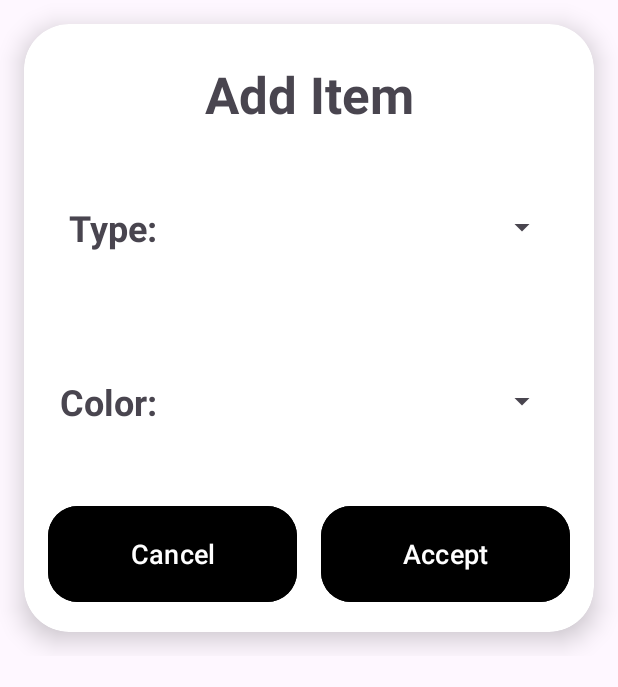
After one commit to GH-Henry/MyApplication, an Android app: the layout popup_closet_add_item.xml on its own in the app's theme, with its tools: preview values and no code run, on a phone screen of 412 x 824 dp. The commit adds this screen. Shown: the top 687 px of the screen. Run offline under Robolectric (Android 15) with nearby library versions, the phone set to English and light mode, and no system bars.

Commit message:
Added popup to ClosetActivity for adding new item

```diff
--- /dev/null
+++ b/app/src/main/res/layout/popup_closet_add_item.xml
@@ -0,0 +1,123 @@
+<?xml version="1.0" encoding="utf-8"?>
+<androidx.constraintlayout.widget.ConstraintLayout xmlns:android="http://schemas.android.com/apk/res/android"
+    xmlns:app="http://schemas.android.com/apk/res-auto"
+    xmlns:tools="http://schemas.android.com/tools"
+    android:layout_width="match_parent"
+    android:layout_height="wrap_content">
+
+    <androidx.cardview.widget.CardView
+        android:layout_width="match_parent"
+        android:layout_height="wrap_content"
+        android:layout_marginStart="16dp"
+        android:layout_marginTop="16dp"
+        android:layout_marginEnd="16dp"
+        android:layout_marginBottom="16dp"
+        app:cardCornerRadius="30dp"
+        app:cardElevation="10dp"
+        app:layout_constraintBottom_toBottomOf="parent"
+        app:layout_constraintEnd_toEndOf="parent"
+        app:layout_constraintStart_toStartOf="parent"
+        app:layout_constraintTop_toTopOf="parent">
+
+        <androidx.constraintlayout.widget.ConstraintLayout
+            android:layout_width="match_parent"
+            android:layout_height="match_parent">
+
+            <TextView
+                android:id="@+id/name_label"
+                android:layout_width="wrap_content"
+                android:layout_height="wrap_content"
+                android:layout_marginTop="24dp"
+                android:text="Add Item"
+                android:textSize="34sp"
+                android:textStyle="bold"
+                app:layout_constraintEnd_toEndOf="parent"
+                app:layout_constraintStart_toStartOf="parent"
+                app:layout_constraintTop_toTopOf="parent" />
+
+            <TextView
+                android:id="@+id/type_label"
+                android:layout_width="wrap_content"
+                android:layout_height="wrap_content"
+                android:text="Type:"
+                android:textSize="24sp"
+                android:textStyle="bold"
+                app:layout_constraintBottom_toBottomOf="@+id/type_spinner"
+                app:layout_constraintEnd_toEndOf="@+id/color_label"
+                app:layout_constraintTop_toTopOf="@+id/type_spinner" />
+
+            <Spinner
+                android:id="@+id/type_spinner"
+                android:layout_width="0dp"
+                android:layout_height="100dp"
+                android:layout_marginStart="8dp"
+                android:layout_marginTop="16dp"
+                android:layout_marginEnd="24dp"
+                app:layout_constraintEnd_toEndOf="parent"
+                app:layout_constraintStart_toEndOf="@+id/type_label"
+                app:layout_constraintTop_toBottomOf="@+id/name_label" />
+
+            <TextView
+                android:id="@+id/color_label"
+                android:layout_width="wrap_content"
+                android:layout_height="wrap_content"
+                android:layout_marginStart="24dp"
+                android:text="Color:"
+                android:textSize="24sp"
+                android:textStyle="bold"
+                app:layout_constraintBottom_toBottomOf="@+id/color_spinner"
+                app:layout_constraintStart_toStartOf="parent"
+                app:layout_constraintTop_toTopOf="@+id/color_spinner" />
+
+            <Spinner
+                android:id="@+id/color_spinner"
+                android:layout_width="0dp"
+                android:layout_height="100dp"
+                android:layout_marginStart="8dp"
+                android:layout_marginTop="16dp"
+                android:layout_marginEnd="24dp"
+                app:layout_constraintEnd_toEndOf="parent"
+                app:layout_constraintStart_toEndOf="@+id/color_label"
+                app:layout_constraintTop_toBottomOf="@+id/type_spinner" />
+
+            <Button
+                android:id="@+id/button_cancel"
+                android:layout_width="0dp"
+                android:layout_height="72dp"
+                android:layout_marginStart="16dp"
+                android:layout_marginTop="16dp"
+                android:layout_marginEnd="8dp"
+                android:layout_marginBottom="16dp"
+                android:backgroundTint="@color/black"
+                android:text="Cancel"
+                android:textSize="18sp"
+                app:cornerRadius="20dp"
+                app:layout_constraintBottom_toBottomOf="parent"
+                app:layout_constraintEnd_toStartOf="@+id/center_guideline"
+                app:layout_constraintStart_toStartOf="parent"
+                app:layout_constraintTop_toBottomOf="@+id/color_spinner" />
+
+            <androidx.constraintlayout.widget.Guideline
+                android:id="@+id/center_guideline"
+                android:layout_width="wrap_content"
+                android:layout_height="wrap_content"
+                android:orientation="vertical"
+                app:layout_constraintGuide_percent="0.5" />
+
+            <Button
+                android:id="@+id/button_accept"
+                android:layout_width="0dp"
+                android:layout_height="72dp"
+                android:layout_marginStart="8dp"
+                android:layout_marginEnd="16dp"
+                android:backgroundTint="@color/black"
+                android:text="Accept"
+                android:textSize="18sp"
+                app:cornerRadius="20dp"
+                app:layout_constraintEnd_toEndOf="parent"
+                app:layout_constraintStart_toStartOf="@+id/center_guideline"
+                app:layout_constraintTop_toTopOf="@+id/button_cancel" />
+        </androidx.constraintlayout.widget.ConstraintLayout>
+    </androidx.cardview.widget.CardView>
+
+</androidx.constraintlayout.widget.ConstraintLayout>
```
Also changed, not shown: app/src/main/java/com/example/mystylist/closet_activity/ClosetActivity.java (+30 -0 lines), app/src/main/java/com/example/mystylist/closet_activity/ClosetItemAdapter.java (+13 -2 lines), app/src/main/java/com/example/mystylist/enums/EColor.java (+8 -0 lines), app/src/main/java/com/example/mystylist/enums/EItemType.java (+8 -0 lines), app/src/main/res/layout/recycler_row_item_closet.xml (renamed from app/src/main/res/layout/row_item_closet.xml, +10 -12 lines), app/src/main/res/layout/spinner_row_clothing_color.xml (added, +9 -0 lines), app/src/main/res/layout/spinner_row_clothing_type.xml (added, +9 -0 lines), app/src/main/res/layout/recycler_row_add_closet.xml (renamed from app/src/main/res/layout/row_add_closet.xml).
